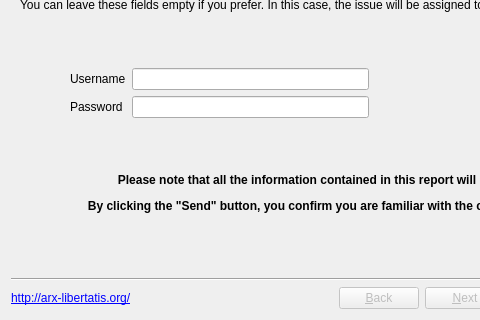
The window that tools/crashreporter/ui/ErrorReportDialog.ui (arx/ArxLibertatis) describes before a commit, drawn with Qt 5; both pictures show x 0 to 480 and y 185 to 505 of the 688 by 505 pixel window.
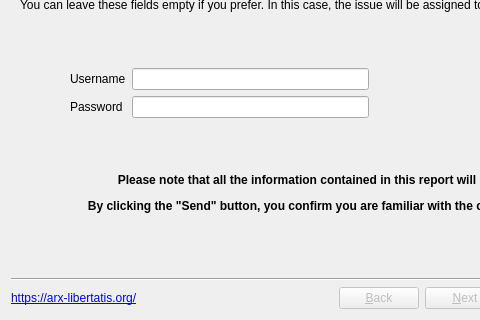
The same window after the commit. The open tabs and pages were chosen to show the change. Icons and pictures are not drawn.

Commit message: Use HTTPS links

The edit to the form file:
```diff
--- a/tools/crashreporter/ui/ErrorReportDialog.ui
+++ b/tools/crashreporter/ui/ErrorReportDialog.ui
@@ -915,7 +915,7 @@
      <item>
       <widget class="QLabel" name="label_2">
        <property name="text">
-        <string>&lt;a href=&quot;http://arx-libertatis.org/&quot;&gt;http://arx-libertatis.org/&lt;/a&gt;</string>
+        <string>&lt;a href=&quot;https://arx-libertatis.org/&quot;&gt;https://arx-libertatis.org/&lt;/a&gt;</string>
        </property>
        <property name="margin">
         <number>5</number>
```
Left out of the diff: 6 changed lines with no effect on the pictures. The commit also changes 18 other files.
